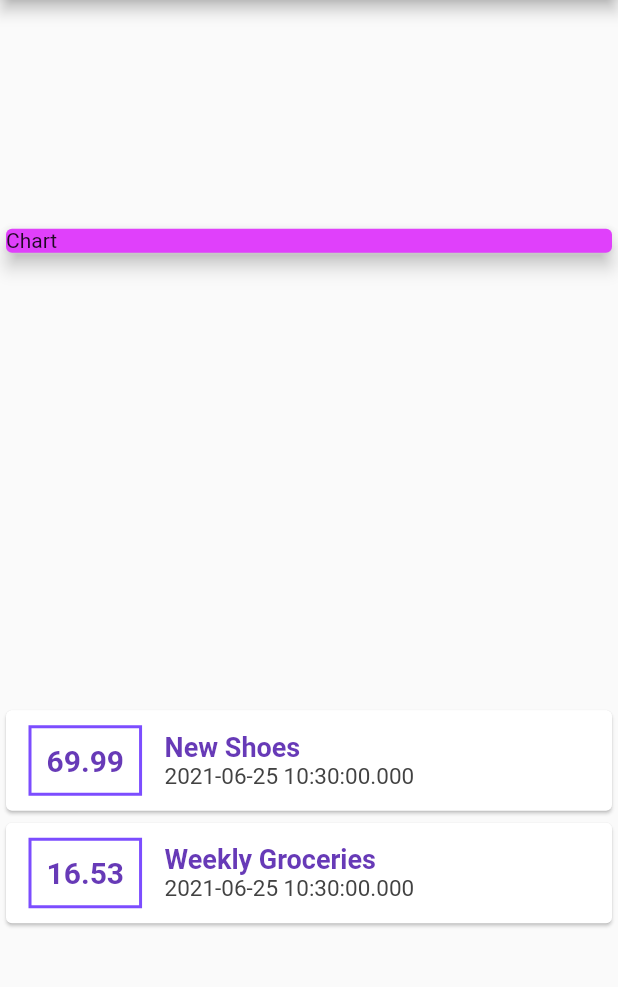
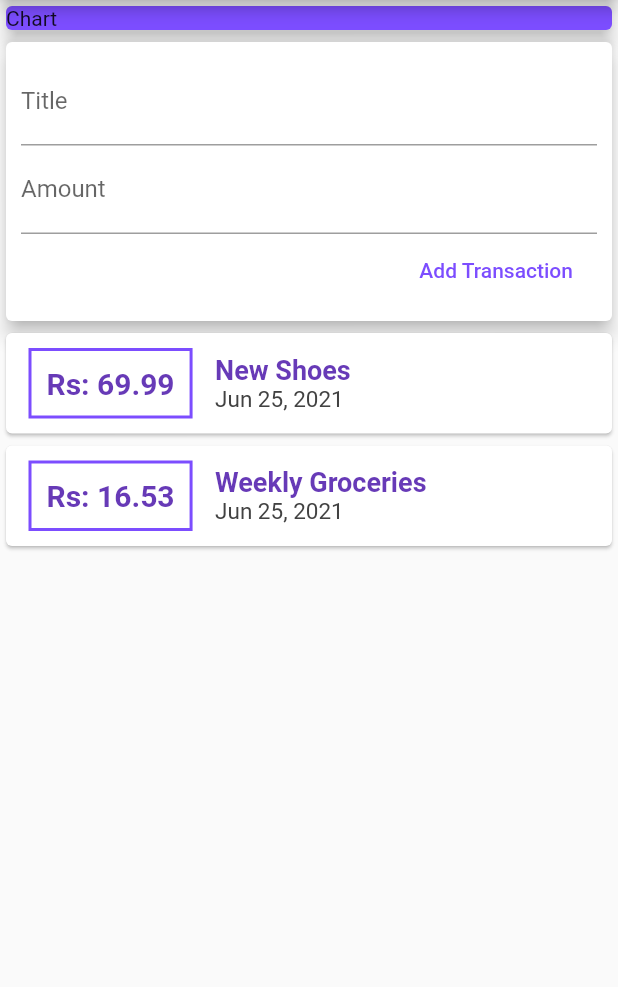
Before and after one commit to Jyotirmay15/Expense-Tracker-App, a Flutter app: the screen it shows after launch, on a phone screen of 412 x 824 dp, the part 84-1071 px from its top. Run offline on Flutter 3.47's test engine with Material 2 defaults, Android fonts, the phone set to English and light mode, and no system bars.

Commit message:
Split the widget tree and implemented the add transaction feature

```diff
--- a/lib/main.dart
+++ b/lib/main.dart
@@ -1,6 +1,6 @@
 import 'package:flutter/material.dart';
 
-import './transaction.dart';
+import './widgets/user_transaction.dart';
 
 void main() => runApp(MyApp());
 
@@ -15,15 +15,6 @@ class MyApp extends StatelessWidget {
 }
 
 class MyHomePage extends StatelessWidget {
-  final List<Transaction> transactions = [
-    Transaction(
-        id: 't1', title: 'New Shoes', amount: 69.99, date: DateTime.now()),
-    Transaction(
-        id: 't2',
-        title: 'Weekly Groceries',
-        amount: 16.53,
-        date: DateTime.now()),
-  ];
 
   @override
   Widget build(BuildContext context) {
@@ -33,68 +24,20 @@ class MyHomePage extends StatelessWidget {
         backgroundColor: Colors.deepPurpleAccent,
       ),
       body: Column(
-          mainAxisAlignment: MainAxisAlignment.spaceAround,
+        // mainAxisAlignment: MainAxisAlignment.spaceAround,
         crossAxisAlignment: CrossAxisAlignment.stretch,
         children: <Widget>[
           Container(
             width: double.infinity,
             child: Card(
-                color: Colors.purpleAccent,
+              color: Colors.deepPurpleAccent,
               child: Text("Chart"),
               elevation: 5,
             ),
           ),
-            Column(
-              children: transactions.map((tx) {
-                return Card(
-                  child: Row(
-                    children: <Widget>[
-                      Container(
-                        margin: EdgeInsets.symmetric(
-                          vertical: 10,
-                          horizontal: 15,
-                        ),
-                        decoration: BoxDecoration(
-                          border: Border.all(
-                            color: Colors.deepPurpleAccent,
-                            width: 2,
-                          ),
-
-                        ),
-                        padding: EdgeInsets.all(10),
-                        child: Text(
-                          tx.amount.toString(),
-                          style: TextStyle(
-                            fontWeight: FontWeight.bold,
-                            fontSize: 20,
-                            color: Colors.deepPurple,
-                          ),
-                        ),
-                      ),
-                      Column(
-                        crossAxisAlignment: CrossAxisAlignment.start,
-                        children: <Widget>[
-                          Text(
-                            tx.title,
-                            style: TextStyle(
-                              fontWeight: FontWeight.bold,
-                              fontSize: 18,
-                              color: Colors.deepPurple,
-                            ),
-                          ),
-                          Text(tx.date.toString(),
-                              style: TextStyle(
-                                fontSize: 15,
-                                color: Colors.grey[800]
-                              ))
-                        ],
-                      )
+          UserTransaction(),
         ],
       ),
     );
-              }).toList(),
-            ),
-          ],
-        ));
   }
 }
--- /dev/null
+++ b/lib/widgets/new_transaction.dart
@@ -0,0 +1,48 @@
+import 'package:flutter/material.dart';
+
+
+class NewTransaction extends StatelessWidget {
+  final Function addTx;
+
+  NewTransaction(this.addTx);
+
+  final titleController = TextEditingController();
+  final amountController = TextEditingController();
+
+  @override
+  Widget build(BuildContext context) {
+    return Card(
+      elevation: 5,
+      child: Container(
+        padding: EdgeInsets.all(10),
+        child: Column(
+          crossAxisAlignment: CrossAxisAlignment.end,
+          children: <Widget>[
+            TextField(
+              controller: titleController,
+              decoration: InputDecoration(
+                labelText: 'Title',
+              ),
+            ),
+            TextField(
+              controller: amountController,
+              decoration: InputDecoration(
+                labelText: 'Amount',
+              ),
+            ),
+            FlatButton(
+              child: Text('Add Transaction'),
+              textColor: Colors.deepPurpleAccent,
+              onPressed: () {
+                addTx(
+                  titleController.text,
+                  double.parse(amountController.text),
+                );
+              },
+            )
+          ],
+        ),
+      ),
+    );
+  }
+}
--- /dev/null
+++ b/lib/widgets/transaction_list.dart
@@ -0,0 +1,67 @@
+import 'package:flutter/material.dart';
+import 'package:intl/intl.dart';
+
+import './user_transaction.dart';
+import '../models/transaction.dart';
+
+
+class TransactionList extends StatelessWidget {
+
+  final List<Transaction> transactions;
+
+  TransactionList({this.transactions});
+
+  @override
+  Widget build(BuildContext context) {
+    return Column(
+      children: transactions.map(
+        (tx) {
+          return Card(
+            child: Row(
+              children: <Widget>[
+                Container(
+                  margin: EdgeInsets.symmetric(
+                    vertical: 10,
+                    horizontal: 15,
+                  ),
+                  decoration: BoxDecoration(
+                    border: Border.all(
+                      color: Colors.deepPurpleAccent,
+                      width: 2,
+                    ),
+                  ),
+                  padding: EdgeInsets.all(10),
+                  child: Text(
+                    'Rs: ${tx.amount}',
+                    style: TextStyle(
+                      fontWeight: FontWeight.bold,
+                      fontSize: 20,
+                      color: Colors.deepPurple,
+                    ),
+                  ),
+                ),
+                Column(
+                  crossAxisAlignment: CrossAxisAlignment.start,
+                  children: <Widget>[
+                    Text(
+                      tx.title,
+                      style: TextStyle(
+                        fontWeight: FontWeight.bold,
+                        fontSize: 18,
+                        color: Colors.deepPurple,
+                      ),
+                    ),
+                    Text(
+                      DateFormat.yMMMd().format(tx.date),
+                      style: TextStyle(fontSize: 15, color: Colors.grey[800]),
+                    ),
+                  ],
+                )
+              ],
+            ),
+          );
+        },
+      ).toList(),
+    );
+  }
+}
--- /dev/null
+++ b/lib/widgets/user_transaction.dart
@@ -0,0 +1,51 @@
+import 'package:flutter/material.dart';
+
+import './new_transaction.dart';
+import './transaction_list.dart';
+
+import '../models/transaction.dart';
+
+class UserTransaction extends StatefulWidget {
+  @override
+  _UserTransactionState createState() => _UserTransactionState();
+}
+
+class _UserTransactionState extends State<UserTransaction> {
+  @override
+  final List<Transaction> _userTransactions = [
+    Transaction(
+      id: 't1',
+      title: 'New Shoes',
+      amount: 69.99,
+      date: DateTime.now(),
+    ),
+    Transaction(
+      id: 't2',
+      title: 'Weekly Groceries',
+      amount: 16.53,
+      date: DateTime.now(),
+    ),
+  ];
+
+  void _addNewTransaction(String txTitle, double txAmount) {
+    final newTx = Transaction(
+      title: txTitle,
+      amount: txAmount,
+      date: DateTime.now(),
+      id: DateTime.now().toString(),
+    );
+
+    setState(() {
+      _userTransactions.add(newTx);
+    });
+  }
+
+  Widget build(BuildContext context) {
+    return Column(
+      children: <Widget>[
+        NewTransaction(_addNewTransaction),
+        TransactionList(transactions: _userTransactions),
+      ],
+    );
+  }
+}
--- a/pubspec.yaml
+++ b/pubspec.yaml
@@ -23,6 +23,7 @@ environment:
 dependencies:
   flutter:
     sdk: flutter
+  intl: ^0.15.8
 
 
   # The following adds the Cupertino Icons font to your application.
```
Also changed, not shown: lib/models/transaction.dart (renamed from lib/transaction.dart), pubspec.lock. Lines whose indentation alone changed are shown as unchanged.
